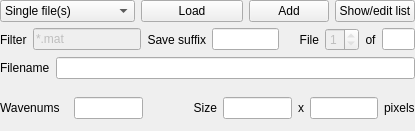
Before: the Qt Designer form octavvs/ui/fileloader.ui in ctroein/octavvs, drawn with Qt 5.
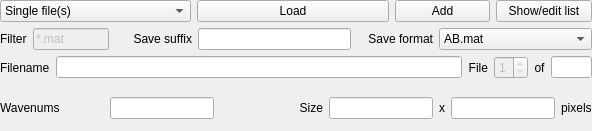
After: the same form once the commit is applied.

Commit message: added PTIR file format and pixel visualization

```diff
--- a/octavvs/ui/fileloader.ui
+++ b/octavvs/ui/fileloader.ui
@@ -6,7 +6,7 @@
    <rect>
     <x>0</x>
     <y>0</y>
-    <width>415</width>
+    <width>592</width>
     <height>131</height>
    </rect>
   </property>
@@ -77,7 +77,7 @@
     </layout>
    </item>
    <item>
-    <layout class="QHBoxLayout" name="horizontalLayout_28" stretch="0,0,1,2,1,1,0,1">
+    <layout class="QHBoxLayout" name="horizontalLayout_28" stretch="0,1,1,2,1,2">
      <item>
       <widget class="QLabel" name="label_3">
        <property name="text">
@@ -119,6 +119,48 @@
       </widget>
      </item>
      <item>
+      <widget class="QLabel" name="label_8">
+       <property name="text">
+        <string>Save format</string>
+       </property>
+       <property name="alignment">
+        <set>Qt::AlignRight|Qt::AlignTrailing|Qt::AlignVCenter</set>
+       </property>
+      </widget>
+     </item>
+     <item>
+      <widget class="QComboBox" name="comboBoxSaveFormat">
+       <item>
+        <property name="text">
+         <string>AB.mat</string>
+        </property>
+       </item>
+       <item>
+        <property name="text">
+         <string>Quasar.mat</string>
+        </property>
+       </item>
+      </widget>
+     </item>
+    </layout>
+   </item>
+   <item>
+    <layout class="QHBoxLayout" name="horizontalLayout_27" stretch="0,10,0,0,0,1">
+     <item>
+      <widget class="QLabel" name="label_2">
+       <property name="text">
+        <string>Filename</string>
+       </property>
+      </widget>
+     </item>
+     <item>
+      <widget class="QLineEdit" name="lineEditFilename">
+       <property name="readOnly">
+        <bool>true</bool>
+       </property>
+      </widget>
+     </item>
+     <item>
       <widget class="QLabel" name="label">
        <property name="text">
         <string>File</string>
@@ -156,24 +198,12 @@
      </item>
      <item>
       <widget class="QLineEdit" name="lineEditTotal">
-       <property name="readOnly">
-        <bool>true</bool>
+       <property name="minimumSize">
+        <size>
+         <width>30</width>
+         <height>0</height>
+        </size>
        </property>
-      </widget>
-     </item>
-    </layout>
-   </item>
-   <item>
-    <layout class="QHBoxLayout" name="horizontalLayout_27">
-     <item>
-      <widget class="QLabel" name="label_2">
-       <property name="text">
-        <string>Filename</string>
-       </property>
-      </widget>
-     </item>
-     <item>
-      <widget class="QLineEdit" name="lineEditFilename">
        <property name="readOnly">
         <bool>true</bool>
        </property>
```
The commit also changes 11 other files.
